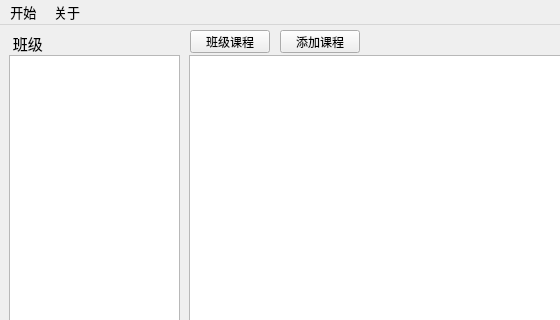
jiangzheng1582090156/student_manager_system, file mainwindow.ui: the form before one commit; both pictures show x 0 to 560 and y 0 to 320 of the 957 by 649 pixel window.
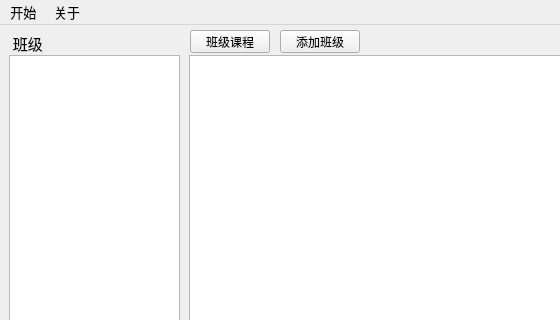
The form after the commit.

Diff of the .ui file:
```diff
--- a/mainwindow.ui
+++ b/mainwindow.ui
@@ -104,7 +104,7 @@
      </rect>
     </property>
     <property name="text">
-     <string>添加课程</string>
+     <string>添加班级</string>
     </property>
    </widget>
   </widget>
```
